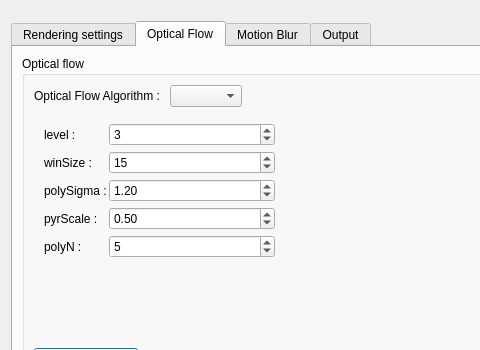
Before: the Qt Designer form src/slowmoVideo/slowmoUI/dialogues/renderingDialog.ui in slowmoVideo/slowmoVideo, drawn with Qt 5; both pictures show x 0 to 480 and y 0 to 350 of the 762 by 593 pixel window.
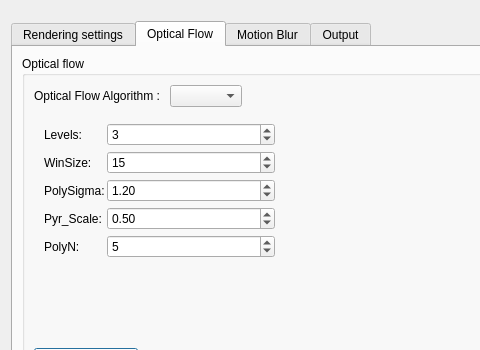
After: the same form once the commit is applied. The open tabs and pages were chosen to show the change.

Diff of the .ui file:
```diff
--- a/src/slowmoVideo/slowmoUI/dialogues/renderingDialog.ui
+++ b/src/slowmoVideo/slowmoUI/dialogues/renderingDialog.ui
@@ -536,7 +536,7 @@
                <item row="0" column="0">
                 <widget class="QLabel" name="labelLevel">
                  <property name="text">
-                  <string>level : </string>
+                  <string>Levels:</string>
                  </property>
                 </widget>
                </item>
@@ -553,7 +553,7 @@
                <item row="2" column="0">
                 <widget class="QLabel" name="labelWinsize">
                  <property name="text">
-                  <string>winSize :</string>
+                  <string>WinSize:</string>
                  </property>
                 </widget>
                </item>
@@ -570,7 +570,7 @@
                <item row="4" column="0">
                 <widget class="QLabel" name="labelSigma">
                  <property name="text">
-                  <string>polySigma :</string>
+                  <string>PolySigma:</string>
                  </property>
                 </widget>
                </item>
@@ -587,14 +587,14 @@
                <item row="6" column="0">
                 <widget class="QLabel" name="labelPyr">
                  <property name="text">
-                  <string>pyrScale : </string>
+                  <string>Pyr_Scale:</string>
                  </property>
                 </widget>
                </item>
                <item row="8" column="0">
                 <widget class="QLabel" name="labelPoly">
                  <property name="text">
-                  <string>polyN : </string>
+                  <string>PolyN:</string>
                  </property>
                 </widget>
                </item>
```
Left out of the diff: 74 changed lines with no effect on the pictures.
